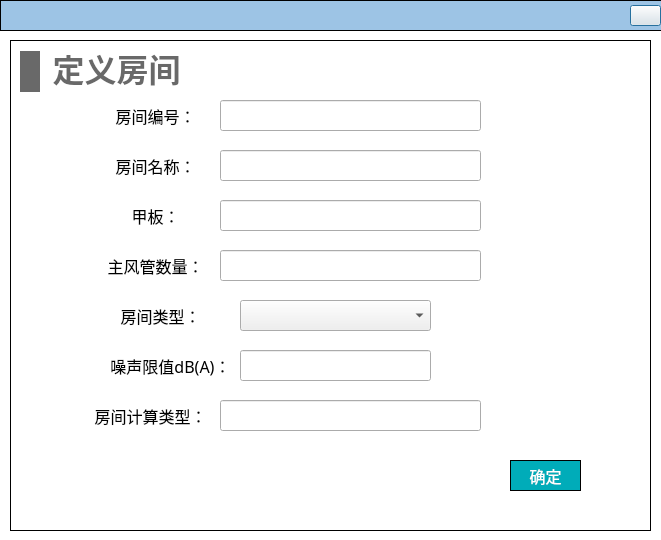
The window that NoiseCalSoft/roomDefineForm/dialog_addroom.ui (haobana/NoiCal) describes before a commit, drawn with Qt 5.
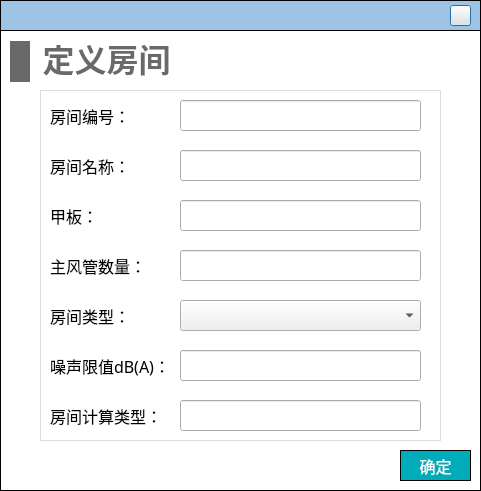
The same window after the commit. Icons and pictures are not drawn.

```diff
--- a/NoiseCalSoft/roomDefineForm/dialog_addroom.ui
+++ b/NoiseCalSoft/roomDefineForm/dialog_addroom.ui
@@ -6,8 +6,8 @@
    <rect>
     <x>0</x>
     <y>0</y>
-    <width>661</width>
-    <height>540</height>
+    <width>481</width>
+    <height>491</height>
    </rect>
   </property>
   <property name="windowTitle">
@@ -24,7 +24,7 @@
     <rect>
      <x>0</x>
      <y>0</y>
-     <width>681</width>
+     <width>481</width>
      <height>31</height>
     </rect>
    </property>
@@ -39,9 +39,9 @@
    <widget class="QPushButton" name="close">
     <property name="geometry">
      <rect>
-      <x>630</x>
+      <x>450</x>
       <y>5</y>
-      <width>31</width>
+      <width>21</width>
       <height>21</height>
      </rect>
     </property>
@@ -56,10 +56,10 @@
   <widget class="QWidget" name="widget" native="true">
    <property name="geometry">
     <rect>
-     <x>10</x>
-     <y>40</y>
-     <width>641</width>
-     <height>491</height>
+     <x>0</x>
+     <y>30</y>
+     <width>481</width>
+     <height>461</height>
     </rect>
    </property>
    <property name="styleSheet">
@@ -121,7 +121,6 @@
         <font>
          <family>Microsoft YaHei</family>
          <pointsize>24</pointsize>
-         <weight>75</weight>
          <bold>true</bold>
         </font>
        </property>
@@ -144,7 +143,7 @@
    <widget class="QPushButton" name="pushButton">
     <property name="geometry">
      <rect>
-      <x>500</x>
+      <x>400</x>
       <y>420</y>
       <width>71</width>
       <height>31</height>
@@ -176,259 +175,296 @@
      <string>确定</string>
     </property>
    </widget>
-   <widget class="QLineEdit" name="lineEdit_pipe">
+   <widget class="QWidget" name="widget_2" native="true">
     <property name="geometry">
      <rect>
-      <x>210</x>
-      <y>210</y>
-      <width>261</width>
-      <height>31</height>
+      <x>40</x>
+      <y>60</y>
+      <width>401</width>
+      <height>351</height>
      </rect>
     </property>
-    <property name="font">
-     <font>
-      <family>Microsoft YaHei</family>
-     </font>
+    <property name="styleSheet">
+     <string notr="true">#widget_2
+{
+border: 1px solid #DCDCDC;
+}
+
+QLabel
+{
+font-family: '黑体';
+font-size: 16px;
+}
+
+QLineEdit
+{
+font-family: '黑体';
+}
+
+QRadioButton
+{
+font-family: '黑体';
+}
+
+QPushButton
+{
+font-family: '黑体';
+}</string>
     </property>
-   </widget>
-   <widget class="QLabel" name="label_4">
-    <property name="geometry">
-     <rect>
-      <x>90</x>
-      <y>210</y>
-      <width>111</width>
-      <height>31</height>
-     </rect>
-    </property>
-    <property name="font">
-     <font>
-      <family>Microsoft YaHei</family>
-      <pointsize>12</pointsize>
-     </font>
-    </property>
-    <property name="text">
-     <string>主风管数量：</string>
-    </property>
-    <property name="alignment">
-     <set>Qt::AlignCenter</set>
-    </property>
-   </widget>
    <widget class="QLineEdit" name="lineEdit_roomid">
     <property name="geometry">
      <rect>
-      <x>210</x>
-      <y>60</y>
-      <width>261</width>
+       <x>140</x>
+       <y>10</y>
+       <width>241</width>
       <height>31</height>
      </rect>
     </property>
     <property name="font">
      <font>
-      <family>Microsoft YaHei</family>
-     </font>
-    </property>
-   </widget>
-   <widget class="QLabel" name="label_5">
-    <property name="geometry">
-     <rect>
-      <x>100</x>
-      <y>60</y>
-      <width>91</width>
-      <height>31</height>
-     </rect>
-    </property>
-    <property name="font">
-     <font>
-      <family>Microsoft YaHei</family>
-      <pointsize>12</pointsize>
-     </font>
-    </property>
-    <property name="text">
-     <string>房间编号：</string>
-    </property>
-    <property name="alignment">
-     <set>Qt::AlignCenter</set>
-    </property>
-   </widget>
-   <widget class="QLineEdit" name="lineEdit_limit">
-    <property name="geometry">
-     <rect>
-      <x>230</x>
-      <y>310</y>
-      <width>191</width>
-      <height>31</height>
-     </rect>
-    </property>
-    <property name="font">
-     <font>
-      <family>Microsoft YaHei</family>
+       <family>黑体</family>
      </font>
     </property>
    </widget>
    <widget class="QLabel" name="label_10">
     <property name="geometry">
      <rect>
-      <x>100</x>
-      <y>260</y>
+       <x>10</x>
+       <y>210</y>
       <width>101</width>
       <height>31</height>
      </rect>
     </property>
     <property name="font">
      <font>
-      <family>Microsoft YaHei</family>
-      <pointsize>12</pointsize>
+       <family>黑体</family>
+       <pointsize>-1</pointsize>
      </font>
     </property>
     <property name="text">
      <string>房间类型：</string>
     </property>
     <property name="alignment">
-     <set>Qt::AlignCenter</set>
-    </property>
-   </widget>
-   <widget class="QComboBox" name="comboBox">
+      <set>Qt::AlignLeading|Qt::AlignLeft|Qt::AlignVCenter</set>
+     </property>
+    </widget>
+    <widget class="QLineEdit" name="lineEdit_limit">
     <property name="geometry">
      <rect>
-      <x>230</x>
+       <x>140</x>
       <y>260</y>
-      <width>191</width>
+       <width>241</width>
       <height>31</height>
      </rect>
     </property>
+     <property name="font">
+      <font>
+       <family>黑体</family>
+      </font>
+     </property>
    </widget>
    <widget class="QLabel" name="label_11">
     <property name="geometry">
      <rect>
-      <x>100</x>
-      <y>310</y>
+       <x>10</x>
+       <y>260</y>
       <width>121</width>
       <height>31</height>
      </rect>
     </property>
     <property name="font">
      <font>
-      <family>Microsoft YaHei</family>
-      <pointsize>12</pointsize>
+       <family>黑体</family>
+       <pointsize>-1</pointsize>
      </font>
     </property>
     <property name="text">
      <string>噪声限值dB(A)：</string>
     </property>
     <property name="alignment">
-     <set>Qt::AlignCenter</set>
-    </property>
-   </widget>
-   <widget class="QLabel" name="label_12">
-    <property name="geometry">
-     <rect>
-      <x>80</x>
-      <y>360</y>
-      <width>121</width>
-      <height>31</height>
-     </rect>
-    </property>
-    <property name="font">
-     <font>
-      <family>Microsoft YaHei</family>
-      <pointsize>12</pointsize>
-     </font>
-    </property>
-    <property name="text">
-     <string>房间计算类型：</string>
-    </property>
-    <property name="alignment">
-     <set>Qt::AlignCenter</set>
+      <set>Qt::AlignLeading|Qt::AlignLeft|Qt::AlignVCenter</set>
     </property>
    </widget>
    <widget class="QLineEdit" name="lineEdit_roomcalclass">
     <property name="geometry">
      <rect>
-      <x>210</x>
-      <y>360</y>
-      <width>261</width>
+       <x>140</x>
+       <y>310</y>
+       <width>241</width>
       <height>31</height>
      </rect>
     </property>
     <property name="font">
      <font>
-      <family>Microsoft YaHei</family>
+       <family>黑体</family>
      </font>
     </property>
    </widget>
+    <widget class="QLabel" name="label_4">
+     <property name="geometry">
+      <rect>
+       <x>10</x>
+       <y>160</y>
+       <width>101</width>
+       <height>31</height>
+      </rect>
+     </property>
+     <property name="font">
+      <font>
+       <family>黑体</family>
+       <pointsize>-1</pointsize>
+      </font>
+     </property>
+     <property name="text">
+      <string>主风管数量：</string>
+     </property>
+     <property name="alignment">
+      <set>Qt::AlignLeading|Qt::AlignLeft|Qt::AlignVCenter</set>
+     </property>
+    </widget>
    <widget class="QLabel" name="label_6">
     <property name="geometry">
      <rect>
-      <x>100</x>
-      <y>110</y>
+       <x>10</x>
+       <y>60</y>
       <width>91</width>
       <height>31</height>
      </rect>
     </property>
     <property name="font">
      <font>
-      <family>Microsoft YaHei</family>
-      <pointsize>12</pointsize>
+       <family>黑体</family>
+       <pointsize>-1</pointsize>
      </font>
     </property>
     <property name="text">
      <string>房间名称：</string>
     </property>
     <property name="alignment">
-     <set>Qt::AlignCenter</set>
+      <set>Qt::AlignLeading|Qt::AlignLeft|Qt::AlignVCenter</set>
     </property>
    </widget>
    <widget class="QLineEdit" name="lineEdit_roomname">
     <property name="geometry">
      <rect>
-      <x>210</x>
+       <x>140</x>
+       <y>60</y>
+       <width>241</width>
+       <height>31</height>
+      </rect>
+     </property>
+     <property name="font">
+      <font>
+       <family>黑体</family>
+      </font>
+     </property>
+    </widget>
+    <widget class="QLineEdit" name="lineEdit_jiaban">
+     <property name="geometry">
+      <rect>
+       <x>140</x>
       <y>110</y>
-      <width>261</width>
+       <width>241</width>
       <height>31</height>
      </rect>
     </property>
     <property name="font">
      <font>
-      <family>Microsoft YaHei</family>
+       <family>黑体</family>
      </font>
     </property>
    </widget>
+    <widget class="QComboBox" name="comboBox">
+     <property name="geometry">
+      <rect>
+       <x>140</x>
+       <y>210</y>
+       <width>241</width>
+       <height>31</height>
+      </rect>
+     </property>
+    </widget>
+    <widget class="QLabel" name="label_5">
+     <property name="geometry">
+      <rect>
+       <x>10</x>
+       <y>10</y>
+       <width>91</width>
+       <height>31</height>
+      </rect>
+     </property>
+     <property name="font">
+      <font>
+       <family>黑体</family>
+       <pointsize>-1</pointsize>
+      </font>
+     </property>
+     <property name="text">
+      <string>房间编号：</string>
+     </property>
+     <property name="alignment">
+      <set>Qt::AlignLeading|Qt::AlignLeft|Qt::AlignVCenter</set>
+     </property>
+    </widget>
+    <widget class="QLineEdit" name="lineEdit_pipe">
+     <property name="geometry">
+      <rect>
+       <x>140</x>
+       <y>160</y>
+       <width>241</width>
+       <height>31</height>
+      </rect>
+     </property>
+     <property name="font">
+      <font>
+       <family>黑体</family>
+      </font>
+     </property>
+    </widget>
+    <widget class="QLabel" name="label_12">
+     <property name="geometry">
+      <rect>
+       <x>10</x>
+       <y>310</y>
+       <width>111</width>
+       <height>31</height>
+      </rect>
+     </property>
+     <property name="font">
+      <font>
+       <family>黑体</family>
+       <pointsize>-1</pointsize>
+      </font>
+     </property>
+     <property name="text">
+      <string>房间计算类型：</string>
+     </property>
+     <property name="alignment">
+      <set>Qt::AlignLeading|Qt::AlignLeft|Qt::AlignVCenter</set>
+     </property>
+    </widget>
    <widget class="QLabel" name="label_7">
     <property name="geometry">
      <rect>
-      <x>90</x>
-      <y>160</y>
-      <width>111</width>
+       <x>10</x>
+       <y>110</y>
+       <width>81</width>
       <height>31</height>
      </rect>
     </property>
     <property name="font">
      <font>
-      <family>Microsoft YaHei</family>
-      <pointsize>12</pointsize>
+       <family>黑体</family>
+       <pointsize>-1</pointsize>
      </font>
     </property>
     <property name="text">
      <string>甲板：</string>
     </property>
     <property name="alignment">
-     <set>Qt::AlignCenter</set>
-    </property>
-   </widget>
-   <widget class="QLineEdit" name="lineEdit_jiaban">
-    <property name="geometry">
-     <rect>
-      <x>210</x>
-      <y>160</y>
-      <width>261</width>
-      <height>31</height>
-     </rect>
-    </property>
-    <property name="font">
-     <font>
-      <family>Microsoft YaHei</family>
-     </font>
-    </property>
+      <set>Qt::AlignLeading|Qt::AlignLeft|Qt::AlignVCenter</set>
+     </property>
+    </widget>
    </widget>
   </widget>
  </widget>
```
Left out of the diff: 2 changed lines with no effect on the pictures. Lines whose indentation alone changed are shown as unchanged.
